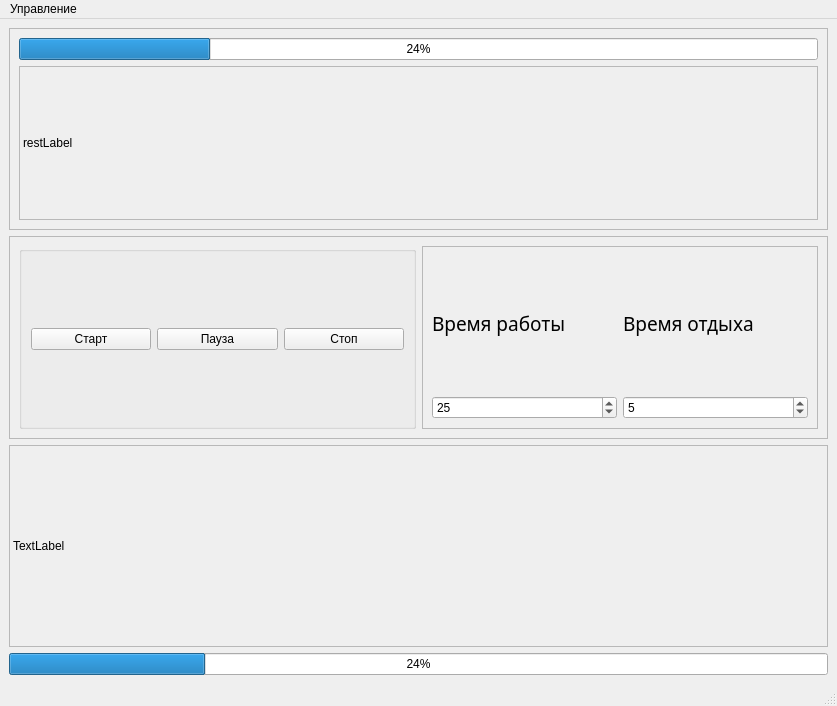
This is ui/main_window.ui in graal101/PomodoroTimer as Qt 5 draws it before an edit. The edited form follows.
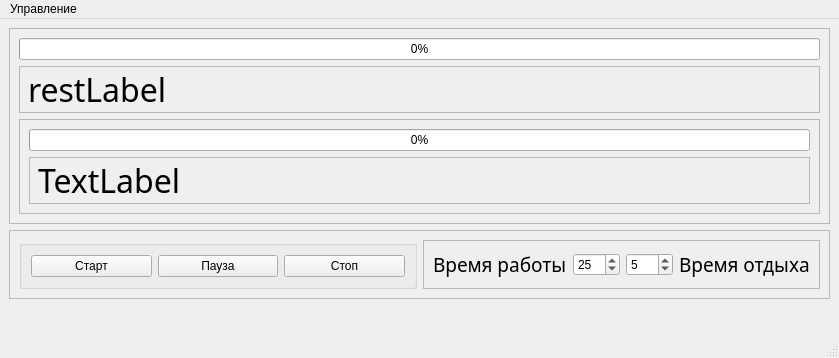
This is the edited form.

Commit message: fixed main form

```diff
--- a/ui/main_window.ui
+++ b/ui/main_window.ui
@@ -6,15 +6,15 @@
    <rect>
     <x>0</x>
     <y>0</y>
-    <width>837</width>
-    <height>706</height>
+    <width>839</width>
+    <height>358</height>
    </rect>
   </property>
   <property name="windowTitle">
    <string>MainWindow</string>
   </property>
   <widget class="QWidget" name="centralwidget">
-   <layout class="QVBoxLayout" name="verticalLayout">
+   <layout class="QVBoxLayout" name="verticalLayout_3">
     <item>
      <widget class="QFrame" name="frame">
       <property name="frameShape">
@@ -27,12 +27,18 @@
        <item>
         <widget class="QProgressBar" name="progressBar">
          <property name="value">
-          <number>24</number>
+          <number>0</number>
          </property>
         </widget>
        </item>
        <item>
         <widget class="QLabel" name="label_info">
+         <property name="font">
+          <font>
+           <family>Noto Sans</family>
+           <pointsize>24</pointsize>
+          </font>
+         </property>
          <property name="frameShape">
           <enum>QFrame::StyledPanel</enum>
          </property>
@@ -41,6 +47,59 @@
          </property>
         </widget>
        </item>
+       <item>
+        <widget class="QFrame" name="frame_4">
+         <property name="frameShape">
+          <enum>QFrame::StyledPanel</enum>
+         </property>
+         <property name="frameShadow">
+          <enum>QFrame::Raised</enum>
+         </property>
+         <layout class="QVBoxLayout" name="verticalLayout">
+          <item>
+           <widget class="QProgressBar" name="Bar_work">
+            <property name="cursor">
+             <cursorShape>IBeamCursor</cursorShape>
+            </property>
+            <property name="autoFillBackground">
+             <bool>true</bool>
+            </property>
+            <property name="value">
+             <number>0</number>
+            </property>
+            <property name="textVisible">
+             <bool>true</bool>
+            </property>
+            <property name="invertedAppearance">
+             <bool>false</bool>
+            </property>
+            <property name="textDirection">
+             <enum>QProgressBar::TopToBottom</enum>
+            </property>
+           </widget>
+          </item>
+          <item>
+           <widget class="QLabel" name="label_time">
+            <property name="font">
+             <font>
+              <family>Noto Sans</family>
+              <pointsize>24</pointsize>
+             </font>
+            </property>
+            <property name="frameShape">
+             <enum>QFrame::StyledPanel</enum>
+            </property>
+            <property name="text">
+             <string>TextLabel</string>
+            </property>
+            <property name="textFormat">
+             <enum>Qt::RichText</enum>
+            </property>
+           </widget>
+          </item>
+         </layout>
+        </widget>
+       </item>
       </layout>
      </widget>
     </item>
@@ -100,8 +159,8 @@
          <property name="frameShadow">
           <enum>QFrame::Raised</enum>
          </property>
-         <layout class="QGridLayout" name="gridLayout">
-          <item row="0" column="0">
+         <layout class="QHBoxLayout" name="horizontalLayout_3">
+          <item>
            <widget class="QLabel" name="label">
             <property name="font">
              <font>
@@ -123,23 +182,7 @@
             </property>
            </widget>
           </item>
-          <item row="0" column="1">
-           <widget class="QLabel" name="label_2">
-            <property name="font">
-             <font>
-              <family>Noto Sans</family>
-              <pointsize>14</pointsize>
-             </font>
-            </property>
-            <property name="cursor">
-             <cursorShape>IBeamCursor</cursorShape>
-            </property>
-            <property name="text">
-             <string>Время отдыха</string>
-            </property>
-           </widget>
-          </item>
-          <item row="1" column="0">
+          <item>
            <widget class="QSpinBox" name="spin_work">
             <property name="cursor">
              <cursorShape>PointingHandCursor</cursorShape>
@@ -155,7 +198,7 @@
             </property>
            </widget>
           </item>
-          <item row="1" column="1">
+          <item>
            <widget class="QSpinBox" name="spin_rest">
             <property name="minimum">
              <number>1</number>
@@ -168,6 +211,22 @@
             </property>
            </widget>
           </item>
+          <item>
+           <widget class="QLabel" name="label_2">
+            <property name="font">
+             <font>
+              <family>Noto Sans</family>
+              <pointsize>14</pointsize>
+             </font>
+            </property>
+            <property name="cursor">
+             <cursorShape>IBeamCursor</cursorShape>
+            </property>
+            <property name="text">
+             <string>Время отдыха</string>
+            </property>
+           </widget>
+          </item>
          </layout>
         </widget>
        </item>
@@ -175,24 +234,17 @@
      </widget>
     </item>
     <item>
-     <widget class="QLabel" name="label_time">
-      <property name="frameShape">
-       <enum>QFrame::StyledPanel</enum>
+     <spacer name="verticalSpacer">
+      <property name="orientation">
+       <enum>Qt::Vertical</enum>
       </property>
-      <property name="text">
-       <string>TextLabel</string>
+      <property name="sizeHint" stdset="0">
+       <size>
+        <width>20</width>
+        <height>40</height>
+       </size>
       </property>
-     </widget>
-    </item>
-    <item>
-     <widget class="QProgressBar" name="Bar_work">
-      <property name="autoFillBackground">
-       <bool>false</bool>
-      </property>
-      <property name="value">
-       <number>24</number>
-      </property>
-     </widget>
+     </spacer>
     </item>
    </layout>
   </widget>
@@ -201,7 +253,7 @@
     <rect>
      <x>0</x>
      <y>0</y>
-     <width>837</width>
+     <width>839</width>
      <height>23</height>
     </rect>
    </property>
```
Left out of the diff: 3 changed lines with no effect on the pictures. The commit also changes 1 other file.
